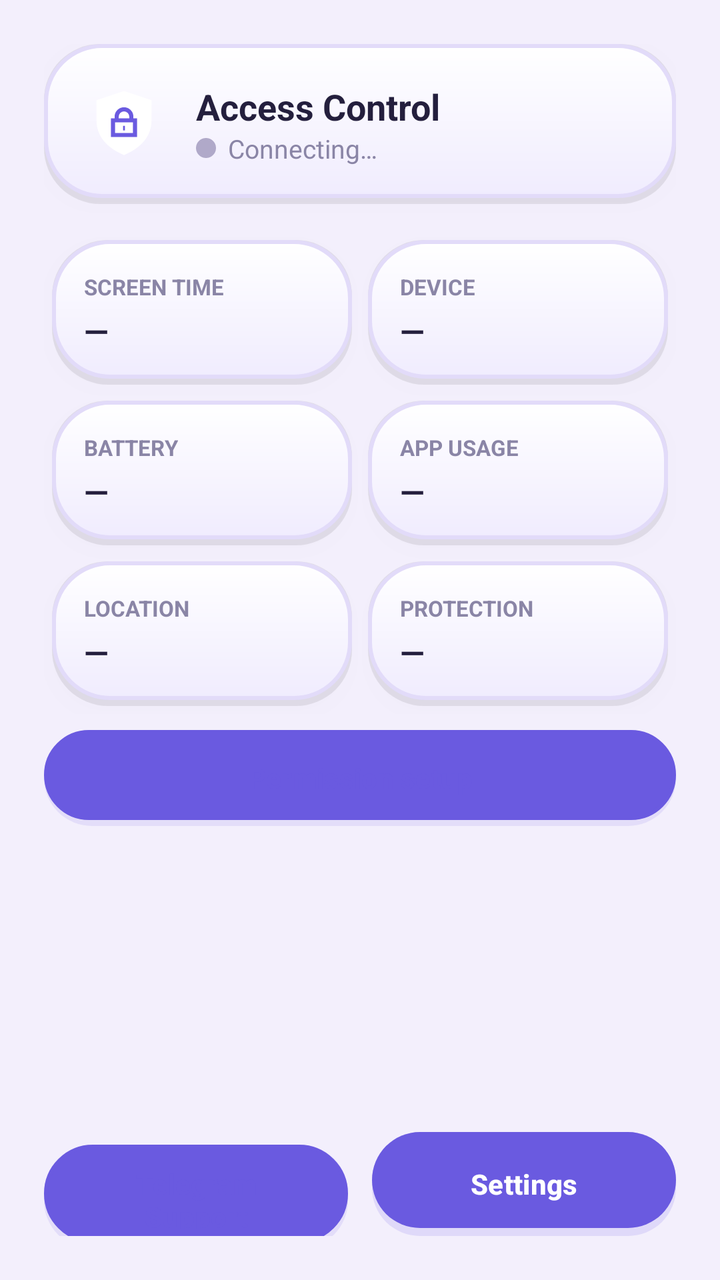
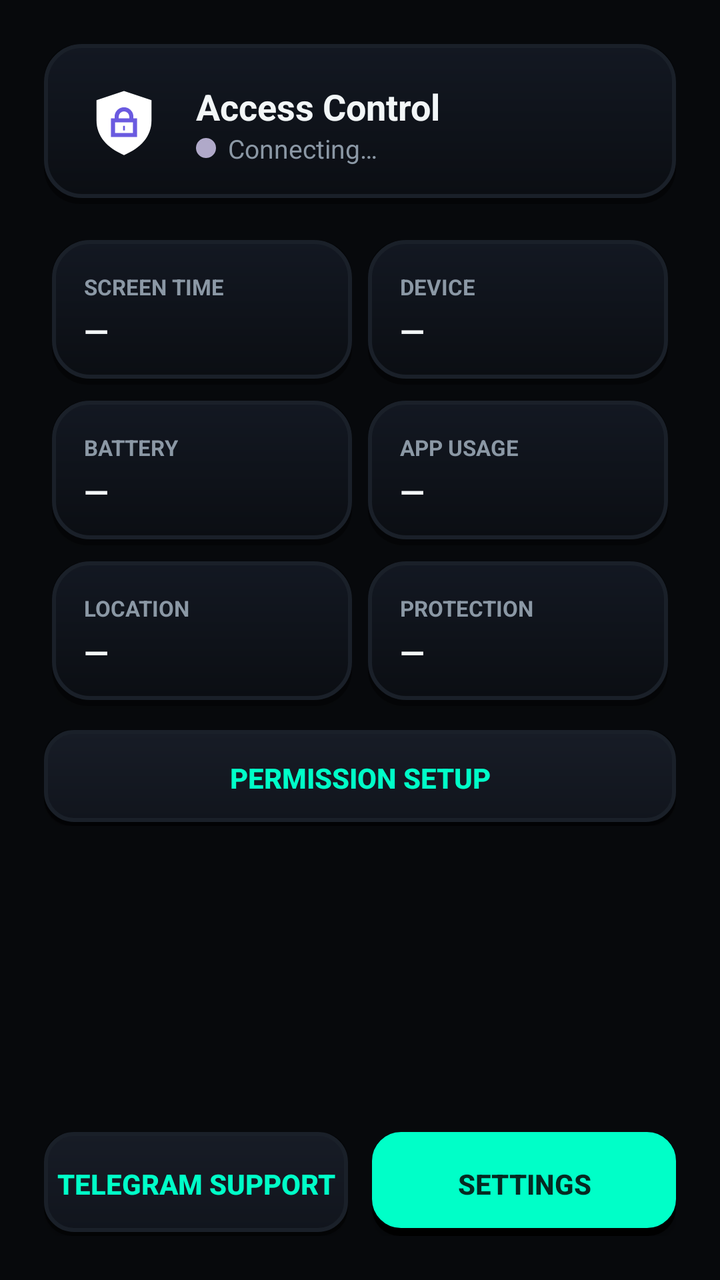

Two renders of the same Android screen: before a commit and after it. Below are the layout's source before the change and the commit's diff.
<!-- AndroidManifest.xml: application theme Theme.AccessControl -->
<!-- res/layout/activity_dashboard.xml -->
<?xml version="1.0" encoding="utf-8"?>
<LinearLayout xmlns:android="http://schemas.android.com/apk/res/android"
    android:layout_width="match_parent"
    android:layout_height="match_parent"
    android:orientation="vertical"
    android:padding="22dp">

    
    <LinearLayout
        android:layout_width="match_parent"
        android:layout_height="wrap_content"
        android:background="@drawable/bg_clay_card"
        android:elevation="6dp"
        android:gravity="center_vertical"
        android:orientation="horizontal"
        android:padding="18dp">

        <ImageView
            android:layout_width="44dp"
            android:layout_height="44dp"
            android:contentDescription="@string/app_name"
            android:src="@drawable/ic_logo" />

        <LinearLayout
            android:layout_width="0dp"
            android:layout_height="wrap_content"
            android:layout_marginStart="14dp"
            android:layout_weight="1"
            android:orientation="vertical">

            <TextView
                android:layout_width="wrap_content"
                android:layout_height="wrap_content"
                android:text="@string/app_name"
                android:textColor="@color/clay_text"
                android:textSize="18sp"
                android:textStyle="bold" />

            <LinearLayout
                android:layout_width="wrap_content"
                android:layout_height="wrap_content"
                android:gravity="center_vertical"
                android:orientation="horizontal">

                <ImageView
                    android:id="@+id/dashStatusDot"
                    android:layout_width="10dp"
                    android:layout_height="10dp"
                    android:src="@drawable/dot_offline" />

                <TextView
                    android:id="@+id/dashStatusText"
                    android:layout_width="wrap_content"
                    android:layout_height="wrap_content"
                    android:layout_marginStart="6dp"
                    android:text="@string/dash_connecting"
                    android:textColor="@color/clay_text_soft"
                    android:textSize="13sp" />
            </LinearLayout>
        </LinearLayout>
    </LinearLayout>

    <ScrollView
        android:layout_width="match_parent"
        android:layout_height="0dp"
        android:layout_marginTop="14dp"
        android:layout_weight="1">

        <LinearLayout
            android:layout_width="match_parent"
            android:layout_height="wrap_content"
            android:orientation="vertical">

            <GridLayout
                android:layout_width="match_parent"
                android:layout_height="wrap_content"
                android:columnCount="2"
                android:useDefaultMargins="true">

                <LinearLayout style="@style/DashCard">
                    <TextView style="@style/DashCardLabel" android:text="Screen Time" />
                    <TextView android:id="@+id/dashScreenTime" style="@style/DashCardValue" android:text="@string/dash_unknown" />
                </LinearLayout>

                <LinearLayout style="@style/DashCard">
                    <TextView style="@style/DashCardLabel" android:text="Device" />
                    <TextView android:id="@+id/dashDevice" style="@style/DashCardValue" android:text="@string/dash_unknown" />
                </LinearLayout>

                <LinearLayout style="@style/DashCard">
                    <TextView style="@style/DashCardLabel" android:text="Battery" />
                    <TextView android:id="@+id/dashBattery" style="@style/DashCardValue" android:text="@string/dash_unknown" />
                </LinearLayout>

                <LinearLayout style="@style/DashCard">
                    <TextView style="@style/DashCardLabel" android:text="App Usage" />
                    <TextView android:id="@+id/dashUsageAccess" style="@style/DashCardValue" android:text="@string/dash_unknown" />
                </LinearLayout>

                <LinearLayout style="@style/DashCard">
                    <TextView style="@style/DashCardLabel" android:text="Location" />
                    <TextView android:id="@+id/dashLocation" style="@style/DashCardValue" android:text="@string/dash_unknown" />
                </LinearLayout>

                <LinearLayout style="@style/DashCard">
                    <TextView style="@style/DashCardLabel" android:text="Protection" />
                    <TextView android:id="@+id/dashProtection" style="@style/DashCardValue" android:text="@string/dash_unknown" />
                </LinearLayout>
            </GridLayout>

            <Button
                android:id="@+id/btnOpenPermissions"
                android:layout_width="match_parent"
                android:layout_height="wrap_content"
                android:layout_marginTop="8dp"
                android:background="@drawable/bg_clay_button_soft"
                android:text="@string/dash_open_permissions"
                android:textColor="@color/clay_primary"
                android:textStyle="bold" />
        </LinearLayout>
    </ScrollView>

    <LinearLayout
        android:layout_width="match_parent"
        android:layout_height="wrap_content"
        android:layout_marginTop="10dp"
        android:orientation="horizontal">

        <Button
            android:id="@+id/btnTelegramSupport"
            android:layout_width="0dp"
            android:layout_height="52dp"
            android:layout_marginEnd="6dp"
            android:layout_weight="1"
            android:background="@drawable/bg_clay_button_soft"
            android:text="@string/dash_telegram_support"
            android:textColor="@color/clay_primary"
            android:textStyle="bold" />

        <Button
            android:id="@+id/btnSettings"
            android:layout_width="0dp"
            android:layout_height="52dp"
            android:layout_marginStart="6dp"
            android:layout_weight="1"
            android:background="@drawable/bg_clay_button_primary"
            android:text="@string/dash_settings"
            android:textColor="#FFFFFF"
            android:textStyle="bold" />
    </LinearLayout>
</LinearLayout>
<!-- resources referenced by this layout -->
<resources>
  <color name="clay_primary">#6A5AE0</color>
  <color name="clay_text">#241F3D</color>
  <color name="clay_text_soft">#8A85A6</color>
  <!-- drawable bg_clay_button_primary (drawable) -->
  <?xml version="1.0" encoding="utf-8"?>
  <layer-list xmlns:android="http://schemas.android.com/apk/res/android">
      <item>
          <shape android:shape="rectangle">
              <corners android:radius="24dp" />
              <solid android:color="#26000000" />
          </shape>
      </item>
      <item android:bottom="4dp">
          <shape android:shape="rectangle">
              <corners android:radius="24dp" />
              <gradient
                  android:angle="270"
                  android:startColor="#7C6CF6"
                  android:endColor="@color/clay_primary_dark" />
          </shape>
      </item>
  </layer-list>
  <!-- drawable bg_clay_button_soft (drawable) -->
  <?xml version="1.0" encoding="utf-8"?>
  <layer-list xmlns:android="http://schemas.android.com/apk/res/android">
      <item>
          <shape android:shape="rectangle">
              <corners android:radius="24dp" />
              <solid android:color="#1F000000" />
          </shape>
      </item>
      <item android:bottom="3dp">
          <shape android:shape="rectangle">
              <corners android:radius="24dp" />
              <gradient
                  android:angle="270"
                  android:startColor="#FFFFFF"
                  android:endColor="#EFE9FF" />
              <stroke
                  android:width="2dp"
                  android:color="@color/clay_stroke" />
          </shape>
      </item>
  </layer-list>
  <!-- drawable bg_clay_card (drawable) -->
  <?xml version="1.0" encoding="utf-8"?>
  <layer-list xmlns:android="http://schemas.android.com/apk/res/android">
      <item>
          <shape android:shape="rectangle">
              <corners android:radius="28dp" />
              <solid android:color="#14000000" />
          </shape>
      </item>
      <item android:bottom="3dp">
          <shape android:shape="rectangle">
              <corners android:radius="28dp" />
              <gradient
                  android:angle="270"
                  android:startColor="#FFFFFF"
                  android:endColor="@color/clay_card_deep" />
              <stroke
                  android:width="2dp"
                  android:color="@color/clay_stroke" />
          </shape>
      </item>
  </layer-list>
  <!-- drawable dot_offline (drawable) -->
  <?xml version="1.0" encoding="utf-8"?>
  <shape xmlns:android="http://schemas.android.com/apk/res/android" android:shape="oval">
      <solid android:color="#B0A9C9" />
  </shape>
  <string name="app_name">Access Control</string>
  <string name="dash_connecting">Connecting…</string>
  <string name="dash_open_permissions">Permission setup</string>
  <string name="dash_settings">Settings</string>
  <string name="dash_telegram_support">Telegram Support</string>
  <string name="dash_unknown">—</string>
  <style name="Theme.AccessControl" parent="Theme.Material3.Light.NoActionBar">
          <item name="colorPrimary">@color/clay_primary</item>
          <item name="colorOnPrimary">#FFFFFF</item>
          <item name="colorPrimaryContainer">@color/clay_card_deep</item>
          <item name="colorSecondary">@color/clay_accent</item>
          <item name="android:statusBarColor">@color/clay_bg</item>
          <item name="android:navigationBarColor">@color/clay_bg</item>
          <item name="android:windowLightStatusBar">true</item>
          <item name="android:windowBackground">@color/clay_bg</item>
      </style>
  <color name="clay_primary_dark">#5B4BD1</color>
  <color name="clay_stroke">#E2DBF9</color>
  <color name="clay_card_deep">#F0ECFE</color>
  <color name="clay_accent">#4FC3F7</color>
  <color name="clay_bg">#F3EFFC</color>
  <!-- unchanged entries left out for length: 4 -->
</resources>

<!-- the commit's change to res/layout/activity_dashboard.xml (unified diff, before → after) -->
@@ -108,7 +108,7 @@
                 </LinearLayout>
             </GridLayout>
 
-            <Button
+            <androidx.appcompat.widget.AppCompatButton
                 android:id="@+id/btnOpenPermissions"
                 android:layout_width="match_parent"
                 android:layout_height="wrap_content"
@@ -126,7 +126,7 @@
         android:layout_marginTop="10dp"
         android:orientation="horizontal">
 
-        <Button
+        <androidx.appcompat.widget.AppCompatButton
             android:id="@+id/btnTelegramSupport"
             android:layout_width="0dp"
             android:layout_height="52dp"
@@ -137,7 +137,7 @@
             android:textColor="@color/clay_primary"
             android:textStyle="bold" />
 
-        <Button
+        <androidx.appcompat.widget.AppCompatButton
             android:id="@+id/btnSettings"
             android:layout_width="0dp"
             android:layout_height="52dp"
@@ -145,7 +145,7 @@
             android:layout_weight="1"
             android:background="@drawable/bg_clay_button_primary"
             android:text="@string/dash_settings"
-            android:textColor="#FFFFFF"
+            android:textColor="#062A22"
             android:textStyle="bold" />
     </LinearLayout>
 </LinearLayout>
<!-- resource entries referenced after the edit -->
@@ -1,24 +1,22 @@
 <!-- resources referenced by this layout -->
 <resources>
-  <color name="clay_primary">#6A5AE0</color>
-  <color name="clay_text">#241F3D</color>
-  <color name="clay_text_soft">#8A85A6</color>
+  <color name="clay_primary">#00FFC8</color>
+  <color name="clay_text">#F2F6F7</color>
+  <color name="clay_text_soft">#8B98A5</color>
   <!-- drawable bg_clay_button_primary (drawable) -->
   <?xml version="1.0" encoding="utf-8"?>
   <layer-list xmlns:android="http://schemas.android.com/apk/res/android">
       <item>
           <shape android:shape="rectangle">
-              <corners android:radius="24dp" />
-              <solid android:color="#26000000" />
+              <corners android:radius="14dp" />
+              <solid android:color="#000000" />
           </shape>
       </item>
       <item android:bottom="4dp">
           <shape android:shape="rectangle">
-              <corners android:radius="24dp" />
-              <gradient
-                  android:angle="270"
-                  android:startColor="#7C6CF6"
-                  android:endColor="@color/clay_primary_dark" />
+              <corners android:radius="14dp" />
+              <solid android:color="@color/clay_primary" />
+              <stroke android:width="1dp" android:color="@color/clay_primary" />
           </shape>
       </item>
   </layer-list>
@@ -27,17 +25,17 @@
   <layer-list xmlns:android="http://schemas.android.com/apk/res/android">
       <item>
           <shape android:shape="rectangle">
-              <corners android:radius="24dp" />
-              <solid android:color="#1F000000" />
+              <corners android:radius="14dp" />
+              <solid android:color="#80000000" />
           </shape>
       </item>
-      <item android:bottom="3dp">
+      <item android:bottom="2dp">
           <shape android:shape="rectangle">
-              <corners android:radius="24dp" />
+              <corners android:radius="14dp" />
               <gradient
                   android:angle="270"
-                  android:startColor="#FFFFFF"
-                  android:endColor="#EFE9FF" />
+                  android:startColor="#171C26"
+                  android:endColor="#11151D" />
               <stroke
                   android:width="2dp"
                   android:color="@color/clay_stroke" />
@@ -49,17 +47,17 @@
   <layer-list xmlns:android="http://schemas.android.com/apk/res/android">
       <item>
           <shape android:shape="rectangle">
-              <corners android:radius="28dp" />
-              <solid android:color="#14000000" />
+              <corners android:radius="18dp" />
+              <solid android:color="#66000000" />
           </shape>
       </item>
       <item android:bottom="3dp">
           <shape android:shape="rectangle">
-              <corners android:radius="28dp" />
+              <corners android:radius="18dp" />
               <gradient
                   android:angle="270"
-                  android:startColor="#FFFFFF"
-                  android:endColor="@color/clay_card_deep" />
+                  android:startColor="#131822"
+                  android:endColor="#0B0E13" />
               <stroke
                   android:width="2dp"
                   android:color="@color/clay_stroke" />
@@ -79,19 +77,18 @@
   <string name="dash_unknown">—</string>
   <style name="Theme.AccessControl" parent="Theme.Material3.Light.NoActionBar">
           <item name="colorPrimary">@color/clay_primary</item>
-          <item name="colorOnPrimary">#FFFFFF</item>
+          <item name="colorOnPrimary">#062A22</item>
           <item name="colorPrimaryContainer">@color/clay_card_deep</item>
           <item name="colorSecondary">@color/clay_accent</item>
           <item name="android:statusBarColor">@color/clay_bg</item>
           <item name="android:navigationBarColor">@color/clay_bg</item>
-          <item name="android:windowLightStatusBar">true</item>
+          <item name="android:windowLightStatusBar">false</item>
           <item name="android:windowBackground">@color/clay_bg</item>
       </style>
-  <color name="clay_primary_dark">#5B4BD1</color>
-  <color name="clay_stroke">#E2DBF9</color>
-  <color name="clay_card_deep">#F0ECFE</color>
+  <color name="clay_stroke">#1A2029</color>
+  <color name="clay_card_deep">#11151D</color>
   <color name="clay_accent">#4FC3F7</color>
-  <color name="clay_bg">#F3EFFC</color>
+  <color name="clay_bg">#07090C</color>
   <!-- unchanged entries left out for length: 4 -->
 </resources>
 
